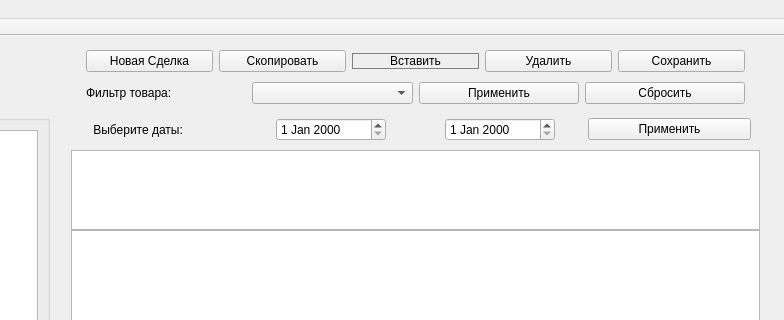
Before: the Qt Designer form mainwindow.ui in Nemoy123/Tranzit-LSD, drawn with Qt 5; both pictures show x 133 to 917 and y 0 to 320 of the 917 by 511 pixel window.
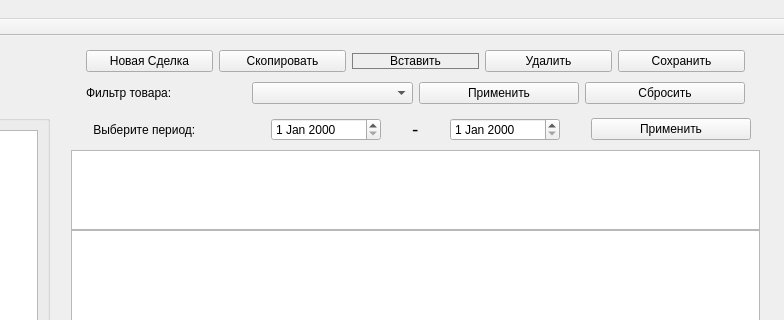
After: the same form once the commit is applied.

```diff
--- a/mainwindow.ui
+++ b/mainwindow.ui
@@ -275,7 +275,7 @@
             </size>
            </property>
            <property name="text">
-            <string>    Выберите даты: </string>
+            <string>    Выберите период: </string>
            </property>
           </widget>
          </item>
@@ -304,6 +304,24 @@
            </property>
           </widget>
          </item>
+         <item>
+          <widget class="QLabel" name="label_3">
+           <property name="sizePolicy">
+            <sizepolicy hsizetype="Fixed" vsizetype="Preferred">
+             <horstretch>0</horstretch>
+             <verstretch>0</verstretch>
+            </sizepolicy>
+           </property>
+           <property name="font">
+            <font>
+             <pointsize>14</pointsize>
+            </font>
+           </property>
+           <property name="text">
+            <string>-</string>
+           </property>
+          </widget>
+         </item>
          <item alignment="Qt::AlignHCenter">
           <widget class="QDateEdit" name="dateEdit_end">
            <property name="minimumSize">
```
